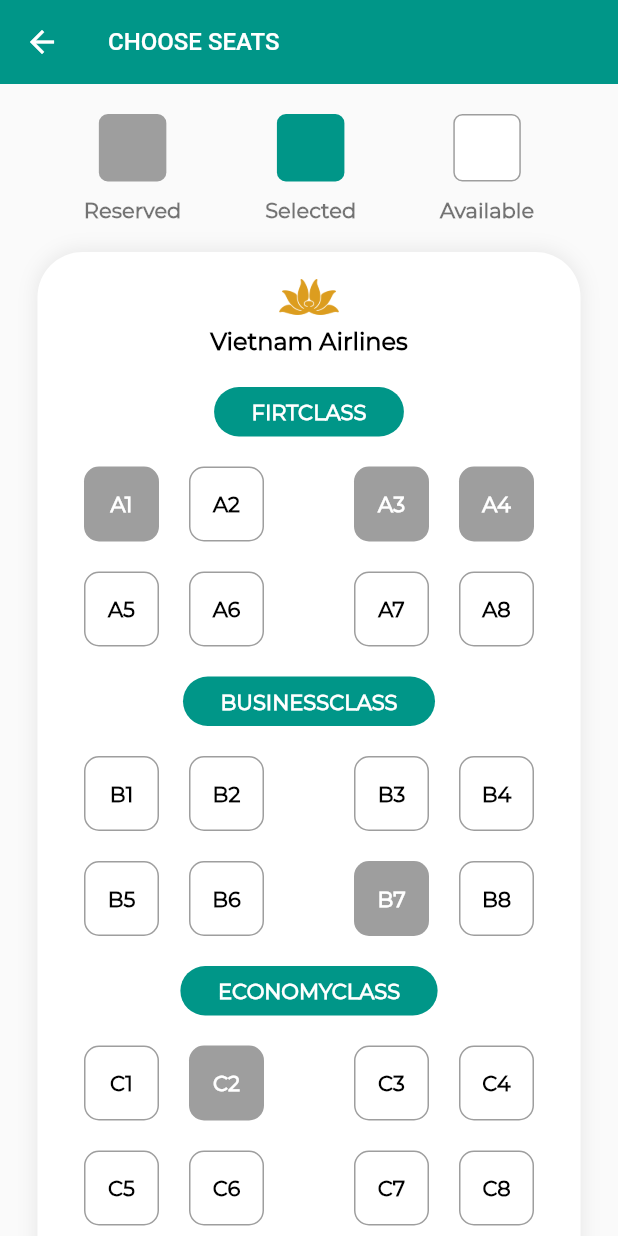
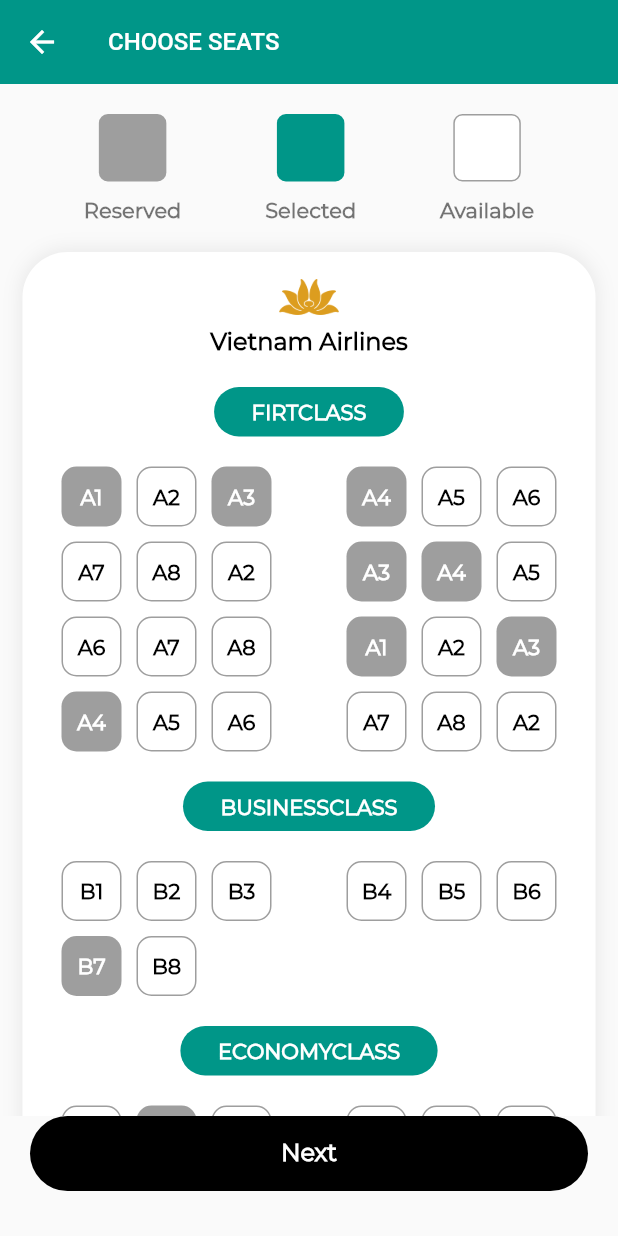
Before and after one commit to LipDaniel/FinalProject, a Flutter app: the ChooseSeetScreen screen opened directly, on a phone screen of 412 x 824 dp. Run offline on Flutter 3.47's test engine with Material 2 defaults, Android fonts, the light colour scheme and no system bars; our stand-ins replace dropdown_search, equatable, flutter_slidable; missing offline and left inert: introduction_slider; Roboto replaces fonts that are missing (Montserrat-Bold); project files that could hold a hidden picture were left out.

Commit message:
fix choose seat

```diff
--- a/lib/View/choose_seat/screen.dart
+++ b/lib/View/choose_seat/screen.dart
@@ -13,12 +13,13 @@
   @override
   Widget build(BuildContext context) {
     return Scaffold(
+      bottomSheet: _btn(),
       appBar: AppBar(
         backgroundColor: AppConstraint.mainColor,
         elevation: 0,
-        // leading: const BackButton(
-        //   color: Colors.black,
-        // ),
+        leading: const BackButton(
+          color: Colors.white,
+        ),
         title: Text(
           'Choose seats'.toUpperCase(),
           style: const TextStyle(
@@ -115,4 +116,35 @@
       ],
     );
   }
+
+  Widget _btn() {
+    return Column(
+      mainAxisSize: MainAxisSize.min,
+      children: [
+        Padding(
+          padding: const EdgeInsets.only(
+            bottom: 30,
+          ),
+          child: Container(
+            width: double.infinity,
+            margin: const EdgeInsets.symmetric(horizontal: 20),
+            padding: const EdgeInsets.symmetric(
+              vertical: 15,
+            ),
+            decoration: BoxDecoration(
+                color: Colors.black, borderRadius: BorderRadius.circular(30)),
+            child: const Center(
+              child: Text(
+                'Next',
+                style: TextStyle(
+                    color: Colors.white,
+                    fontSize: 16,
+                    fontWeight: FontWeight.bold),
+              ),
+            ),
+          ),
+        ),
+      ],
+    );
+  }
 }
--- a/lib/View/choose_seat/widgets/seat_widget.dart
+++ b/lib/View/choose_seat/widgets/seat_widget.dart
@@ -1,6 +1,6 @@
 import 'package:flutter/material.dart';
+import 'package:projectsem4/model/seat_model.dart';
 import 'package:projectsem4/ulits/constraint.dart';
-import 'package:projectsem4/view/choose_seat/model.dart';
 import 'package:projectsem4/ulits/enum_app.dart';
 
 class SeatWidget extends StatefulWidget {
@@ -30,7 +30,7 @@
   @override
   Widget build(BuildContext context) {
     return Container(
-      margin: const EdgeInsets.symmetric(horizontal: 25),
+      margin: const EdgeInsets.symmetric(horizontal: 15),
       padding: const EdgeInsets.symmetric(horizontal: 0),
       width: MediaQuery.sizeOf(context).width,
       decoration: BoxDecoration(
@@ -65,7 +65,6 @@
           const SizedBox(
             height: 20,
           ),
-          _btn()
         ],
       ),
     );
@@ -88,18 +87,18 @@
         const SizedBox(
           height: 20,
         ),
-        Wrap(
+        Padding(
+          padding: const EdgeInsets.only(left: 10, bottom: 10),
+          child: Wrap(
               children: seats.asMap().entries.map((e) {
             int index = e.key;
-
-          List<int> lstIndex = [1];
-
+            List<int> lstIndex = [2];
             double paddingRight;
-          for (int i = 1; i < seats.length; i++) {
-            if (i > 5) {
-              i = i + 3;
+            for (int i = 2; i < seats.length; i++) {
+              if (i > 8) {
+                i += 5;
               } else {
-              i = i + 4;
+                i += 6;
               }
               lstIndex.add(i);
             }
@@ -108,15 +107,14 @@
             } else {
               paddingRight = 10;
             }
-
             return InkWell(
                 onTap: () => __onChooseSeats(e.value),
                 child: lstDisable.contains(e.value)
                     ? Container(
-                      margin: EdgeInsets.only(
-                          left: 10, right: paddingRight, bottom: 20),
-                      height: 50,
-                      width: 50,
+                        margin:
+                            EdgeInsets.only(right: paddingRight, bottom: 10),
+                        height: 40,
+                        width: 40,
                         decoration: BoxDecoration(
                             color: Colors.grey,
                             borderRadius: BorderRadius.circular(10)),
@@ -124,16 +122,17 @@
                           child: Text(
                             e.value.id!,
                             style: const TextStyle(
-                              color: Colors.white, fontWeight: FontWeight.bold),
+                                color: Colors.white,
+                                fontWeight: FontWeight.bold),
                           ),
                         ),
                       )
                     : lstSelected.contains(e.value)
                         ? Container(
                             margin: EdgeInsets.only(
-                              left: 10, right: paddingRight, bottom: 20),
-                          height: 50,
-                          width: 50,
+                                right: paddingRight, bottom: 10),
+                            height: 40,
+                            width: 40,
                             decoration: BoxDecoration(
                                 color: AppConstraint.mainColor,
                                 borderRadius: BorderRadius.circular(10)),
@@ -148,9 +147,9 @@
                           )
                         : Container(
                             margin: EdgeInsets.only(
-                              left: 10, right: paddingRight, bottom: 20),
-                          height: 50,
-                          width: 50,
+                                right: paddingRight, bottom: 10),
+                            height: 40,
+                            width: 40,
                             decoration: BoxDecoration(
                                 border: Border.all(
                                   color: Colors.grey,
@@ -166,26 +165,9 @@
                               ),
                             ),
                           ));
-        }).toList())
+          }).toList()),
+        )
       ],
-    );
-  }
-
-  Container _btn() {
-    return Container(
-      width: double.infinity,
-      padding: const EdgeInsets.symmetric(
-        vertical: 12,
-      ),
-      decoration: BoxDecoration(
-          color: Colors.black, borderRadius: BorderRadius.circular(30)),
-      child: const Center(
-        child: Text(
-          'Next',
-          style: TextStyle(
-              color: Colors.white, fontSize: 16, fontWeight: FontWeight.bold),
-        ),
-      ),
     );
   }
 
--- a/lib/ulits/constraint.dart
+++ b/lib/ulits/constraint.dart
@@ -1,9 +1,7 @@
+import 'package:flutter/material.dart';
+import 'package:projectsem4/model/seat_model.dart';
 
-
-import 'package:flutter/material.dart';
-import 'package:projectsem4/view/choose_seat/model.dart';
-
-class AppConstraint{
+class AppConstraint {
   static const fontFamilyBold = "Montserrat-Bold";
   static const fontFamilyRegular = "Montserrat-Regular";
   static const mainColor = Color(0xff009688);
@@ -24,6 +22,22 @@
   const SeatsModel(id: 'A6'),
   const SeatsModel(id: 'A7'),
   const SeatsModel(id: 'A8'),
+  const SeatsModel(id: 'A2'),
+  const SeatsModel(id: 'A3'),
+  const SeatsModel(id: 'A4'),
+  const SeatsModel(id: 'A5'),
+  const SeatsModel(id: 'A6'),
+  const SeatsModel(id: 'A7'),
+  const SeatsModel(id: 'A8'),
+  const SeatsModel(id: 'A1'),
+  const SeatsModel(id: 'A2'),
+  const SeatsModel(id: 'A3'),
+  const SeatsModel(id: 'A4'),
+  const SeatsModel(id: 'A5'),
+  const SeatsModel(id: 'A6'),
+  const SeatsModel(id: 'A7'),
+  const SeatsModel(id: 'A8'),
+  const SeatsModel(id: 'A2'),
 ];
 List<SeatsModel> businessClass = [
   const SeatsModel(id: 'B1'),
```
Also changed, not shown: lib/model/seat_model.dart (renamed from lib/View/choose_seat/model.dart). Lines whose indentation alone changed are shown as unchanged.
